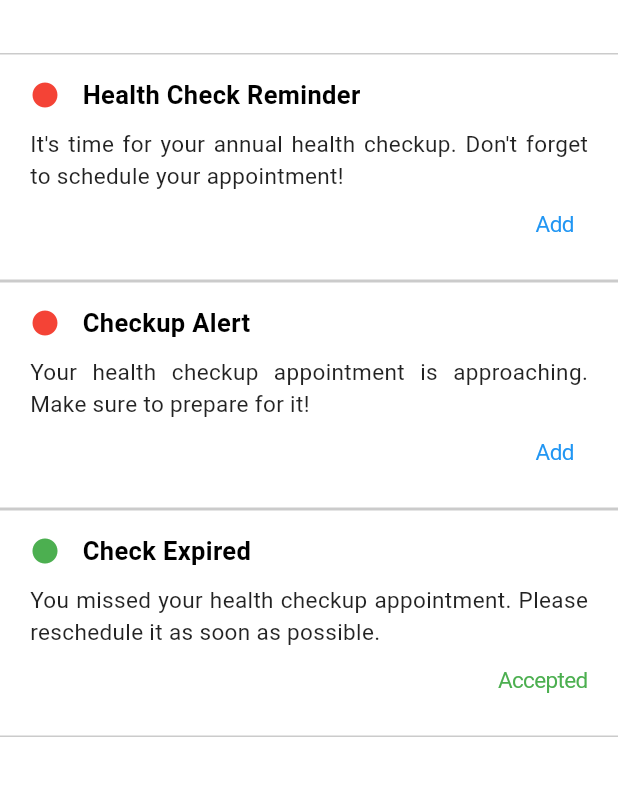
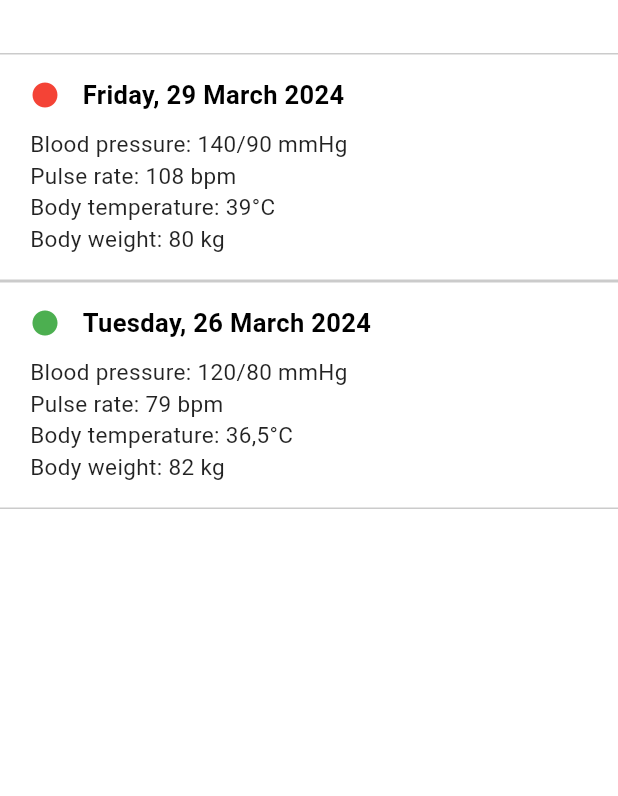
Before and after one commit to Naila112/projek-medical-k3, a Flutter app: the MedicalRecordScreen screen opened directly, on a phone screen of 412 x 824 dp, the part 214-1010 px from its top. Run offline on Flutter 3.47's test engine with Material 3 defaults, Android fonts, the light colour scheme and no system bars; our stand-ins replace animate_do.

Commit message:
rabu 20, 24 : 09.19

```diff
--- a/lib/pegawai/icon medicalrecord/medicalrecordBoxWidget.dart
+++ b/lib/pegawai/icon medicalrecord/medicalrecordBoxWidget.dart
@@ -70,43 +70,43 @@ class _MedicalRecordBoxState extends State<MedicalRecordBox> {
               ),
               textAlign: TextAlign.justify,
             ),
-            Align(
-              alignment: Alignment.bottomRight,
-              child: CupertinoButton(
-                onPressed: () {
-                  if (widget.accepted) {
-                    showDialog(
-                      context: context,
-                      builder: (BuildContext context) {
-                        return AlertDialogWidget(
-                          onAccept: () {
-                            setState(() {
-                              widget.accepted = false;
-                            });
-                            Navigator.of(context).pop();
-                          },
-                          onCancel: () {
-                            Navigator.of(context).pop();
-                          },
-                        );
-                      },
-                    );
-                  } else {
-                    setState(() {
-                      widget.accepted = true;
-                    });
-                  }
-                },
-                padding: const EdgeInsets.fromLTRB(0, 0, 0, 0),
-                child: Text(
-                  widget.accepted ? 'Accepted' : 'Add',
-                  style: TextStyle(
-                    color: widget.accepted ? Colors.green : Colors.blue,
-                    fontSize: 15,
-                  ),
-                ),
-              ),
-            ),
+            // Align(
+            //   alignment: Alignment.bottomRight,
+            //   child: CupertinoButton(
+            //     onPressed: () {
+            //       if (widget.accepted) {
+            //         showDialog(
+            //           context: context,
+            //           builder: (BuildContext context) {
+            //             return AlertDialogWidget(
+            //               onAccept: () {
+            //                 setState(() {
+            //                   widget.accepted = false;
+            //                 });
+            //                 Navigator.of(context).pop();
+            //               },
+            //               onCancel: () {
+            //                 Navigator.of(context).pop();
+            //               },
+            //             );
+            //           },
+            //         );
+            //       } else {
+            //         setState(() {
+            //           widget.accepted = true;
+            //         });
+            //       }
+            //     },
+            //     padding: const EdgeInsets.fromLTRB(0, 0, 0, 0),
+            //     child: Text(
+            //       widget.accepted ? 'Accepted' : 'Add',
+            //       style: TextStyle(
+            //         color: widget.accepted ? Colors.green : Colors.blue,
+            //         fontSize: 15,
+            //       ),
+            //     ),
+            //   ),
+            // ),
           ],
         ),
       ),
--- a/lib/pegawai/icon medicalrecord/medicalrecordboxBuilder.dart
+++ b/lib/pegawai/icon medicalrecord/medicalrecordboxBuilder.dart
@@ -3,25 +3,25 @@ import 'medicalrecordBoxWidget.dart';
 
 Widget buildFirstMedicalRecordBox(BuildContext context) {
   return MedicalRecordBox(
-    title: "Health Check Reminder",
+    title: "Friday, 29 March 2024",
     content:
-        "It's time for your annual health checkup. Don't forget to schedule your appointment!",
+        "Blood pressure: 140/90 mmHg\nPulse rate: 108 bpm\nBody temperature: 39°C\nBody weight: 80 kg",
   );
 }
 
-Widget buildSecondMedicalRecordBox(BuildContext context) {
-  return MedicalRecordBox(
-    title: "Checkup Alert",
-    content:
-        "Your health checkup appointment is approaching. Make sure to prepare for it!",
-  );
-}
+// Widget buildSecondMedicalRecordBox(BuildContext context) {
+//   return MedicalRecordBox(
+//     title: "Checkup Alert",
+//     content:
+//         "Your health checkup appointment is approaching. Make sure to prepare for it!",
+//   );
+// }
 
 Widget buildThirdMedicalRecordBox(BuildContext context) {
   return MedicalRecordBox(
-    title: "Check Expired",
+    title: "Tuesday, 26 March 2024",
     content:
-        "You missed your health checkup appointment. Please reschedule it as soon as possible.",
+        "Blood pressure: 120/80 mmHg\nPulse rate: 79 bpm\nBody temperature: 36,5°C\nBody weight: 82 kg",
     accepted: true,
   );
 }
--- a/lib/pegawai/screens/medicalrecordScreen.dart
+++ b/lib/pegawai/screens/medicalrecordScreen.dart
@@ -18,8 +18,7 @@ class MedicalRecordScreen extends StatelessWidget {
             buildTextMedicalRecord(context), // Memuat text Notification
             buildFirstMedicalRecordBox(
                 context), // Memuat box notification dengan konten di dalamnya
-            buildSecondMedicalRecordBox(
-                context), // Memuat box notification dengan konten di dalamnya
+            // buildSecondMedicalRecordBox(context), // Memuat box notification dengan konten di dalamnya
             buildThirdMedicalRecordBox(
                 context), // Memuat box notification dengan konten di dalamnya
           ],
```
